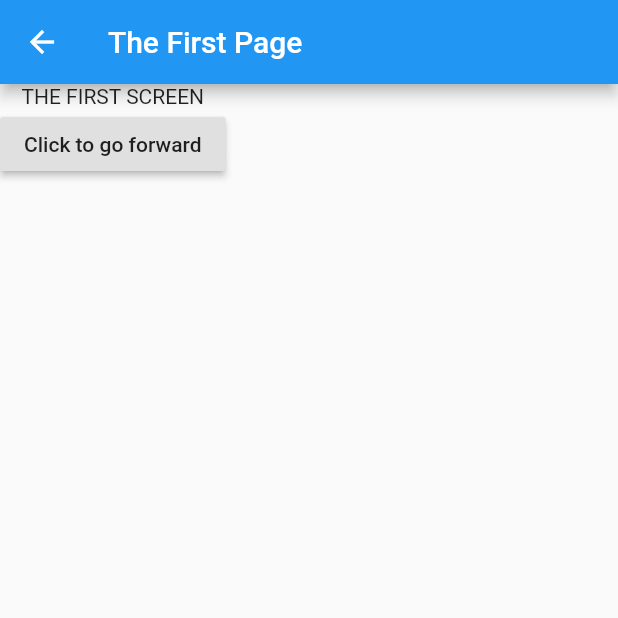
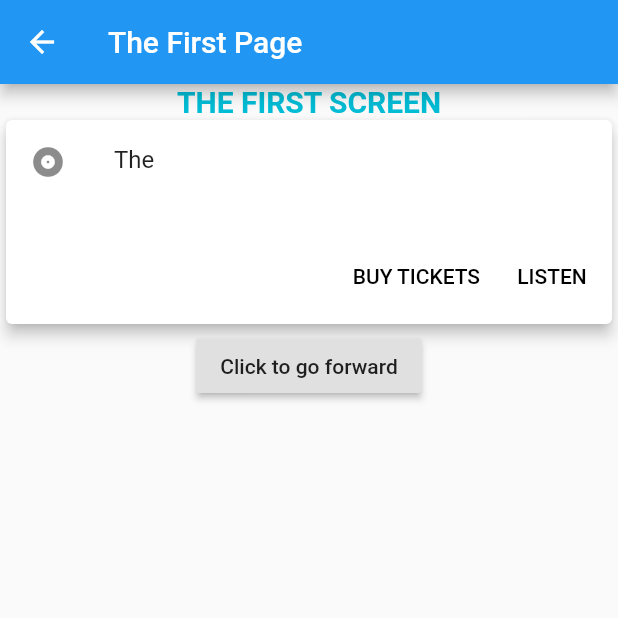
Before and after one commit to ricardoham/my-flutter-app-navigation, a Flutter app: the FirstScreen screen opened by its route, on a phone screen of 412 x 824 dp, the top half of it. Run offline on Flutter 3.47's test engine with Material 2 defaults, Android fonts, the phone set to English and light mode, and no system bars.

Commit message:
dev: build an example using card

```diff
--- a/lib/screens/first_screen.dart
+++ b/lib/screens/first_screen.dart
@@ -1,4 +1,5 @@
 import 'package:flutter/material.dart';
+import '../widgets/card_pop_example.dart';
 import './second_screen.dart';
 
 class FirstScreen extends StatelessWidget {
@@ -12,7 +13,17 @@ class FirstScreen extends StatelessWidget {
       ),
       body: Column(
         children: <Widget>[
-          Text('THE FIRST SCREEN'),
+          Container(
+            height: 20,
+            child: Text(
+              'THE FIRST SCREEN',
+              style: TextStyle(
+                  color: Colors.cyan,
+                  fontWeight: FontWeight.bold,
+                  fontSize: 20),
+            ),
+          ),
+          CardPop(),
           RaisedButton(
             onPressed: () {
               Navigator.push(
--- /dev/null
+++ b/lib/widgets/card_pop_example.dart
@@ -0,0 +1,36 @@
+import 'package:flutter/material.dart';
+
+class CardPop extends StatelessWidget {
+  const CardPop({Key key}) : super(key: key);
+
+  @override
+  Widget build(BuildContext context) {
+    return Center(
+      child: Card(
+        elevation: 4,
+        child: Column(
+          mainAxisSize: MainAxisSize.min,
+          children: <Widget>[
+            const ListTile(
+              leading: Icon(Icons.album),
+              title: Text('The'),
+              subtitle: Text(''),
+            ),
+            ButtonBar(
+              children: <Widget>[
+                FlatButton(
+                  child: const Text('BUY TICKETS'),
+                  onPressed: () {/* ... */},
+                ),
+                FlatButton(
+                  child: const Text('LISTEN'),
+                  onPressed: () {/* ... */},
+                ),
+              ],
+            ),
+          ],
+        ),
+      ),
+    );
+  }
+}
```
Also changed, not shown: 1 other file.
